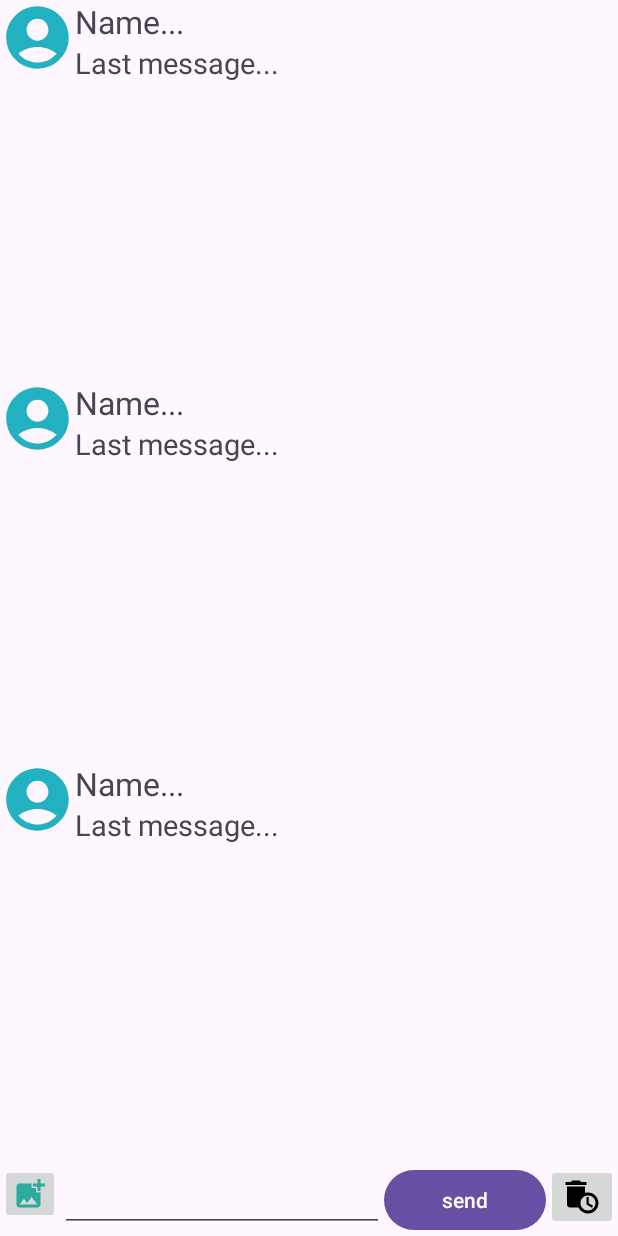
After one commit to 4elus/AnroidCourse_24, an Android app: the layout activity_chat.xml on its own in the app's theme, with its tools: preview values and no code run, on a phone screen of 412 x 824 dp. The commit adds this screen. Run offline under Robolectric (Android 15) with nearby library versions, the phone set to English and light mode, and no system bars.

Commit message:
Доделать вывод пользователей на экран

```diff
--- /dev/null
+++ b/firebaseAuth-main/app/src/main/res/layout/activity_chat.xml
@@ -0,0 +1,54 @@
+<?xml version="1.0" encoding="utf-8"?>
+<LinearLayout
+    xmlns:android="http://schemas.android.com/apk/res/android"
+    xmlns:app="http://schemas.android.com/apk/res-auto"
+    xmlns:tools="http://schemas.android.com/tools"
+    android:id="@+id/linear"
+    android:layout_width="match_parent"
+    android:layout_height="match_parent"
+    tools:context=".ChatActivity"
+    android:orientation="vertical">
+
+    <ListView
+        android:id="@+id/list"
+        android:layout_width="match_parent"
+        android:layout_height="768dp"
+        android:layout_weight="1"
+        android:divider="@color/black"
+        android:transcriptMode="alwaysScroll"
+        tools:listitem="@layout/message_item">
+
+    </ListView>
+    <LinearLayout
+        android:weightSum="3"
+        android:orientation="horizontal"
+        android:layout_width="match_parent"
+        android:layout_height="wrap_content"
+        >
+        <ImageButton
+            android:id="@+id/imgSend"
+            android:src="@drawable/baseline_add_photo_alternate_24"
+            android:layout_width="40dp"
+            android:layout_height="40dp"
+            />
+        <EditText
+            android:layout_weight="2"
+            android:id="@+id/messageEdit"
+            android:layout_width="0dp"
+            android:layout_height="wrap_content"
+            />
+        <Button
+            android:id="@+id/buttonSend"
+            android:text="send"
+            android:layout_weight="1"
+            android:layout_width="0dp"
+            android:layout_height="wrap_content"
+            />
+        <ImageButton
+            android:id="@+id/deleteBtn"
+            android:layout_width="wrap_content"
+            android:layout_height="wrap_content"
+            android:src="@drawable/baseline_auto_delete_24"
+            />
+    </LinearLayout>
+</LinearLayout>
--- a/firebaseAuth-main/app/src/main/res/layout/message_item.xml
+++ b/firebaseAuth-main/app/src/main/res/layout/message_item.xml
@@ -32,8 +32,12 @@
                 android:layout_height="wrap_content"
                 android:textSize="19sp"
                 android:text="Last message..."
-
                 />
         </LinearLayout>
     </LinearLayout>
+    <ImageView
+        android:layout_width="match_parent"
+        android:layout_height="200dp"
+        android:id="@+id/sendImgView"
+        />
 </LinearLayout>
```
Also changed, not shown: firebaseAuth-main/app/build.gradle.kts (+8 -10 lines), firebaseAuth-main/app/src/main/AndroidManifest.xml (+8 -3 lines), firebaseAuth-main/app/src/main/java/com/alisherzhanibek/newnewfirebase/ChatActivity.java (added, +253 -0 lines), firebaseAuth-main/app/src/main/java/com/alisherzhanibek/newnewfirebase/Message.java (+9 -0 lines), firebaseAuth-main/app/src/main/java/com/alisherzhanibek/newnewfirebase/MessageAdapter.java (+17 -4 lines), firebaseAuth-main/app/src/main/java/com/alisherzhanibek/newnewfirebase/RecyclerView.java (added, +14 -0 lines), firebaseAuth-main/app/src/main/java/com/alisherzhanibek/newnewfirebase/SignUp.java (+2 -9 lines), firebaseAuth-main/app/src/main/java/com/alisherzhanibek/newnewfirebase/User.java (+14 -30 lines), firebaseAuth-main/app/src/main/java/com/alisherzhanibek/newnewfirebase/UserAdapter.java (added, +64 -0 lines), firebaseAuth-main/app/src/main/java/com/alisherzhanibek/newnewfirebase/UserListActivity.java (added, +70 -0 lines), firebaseAuth-main/app/src/main/res/layout/activity_recycler_view.xml (added, +17 -0 lines), firebaseAuth-main/app/src/main/res/layout/activity_user_list.xml (added, +17 -0 lines), firebaseAuth-main/app/src/main/res/layout/user_item.xml (added, +25 -0 lines), 3 other files.
